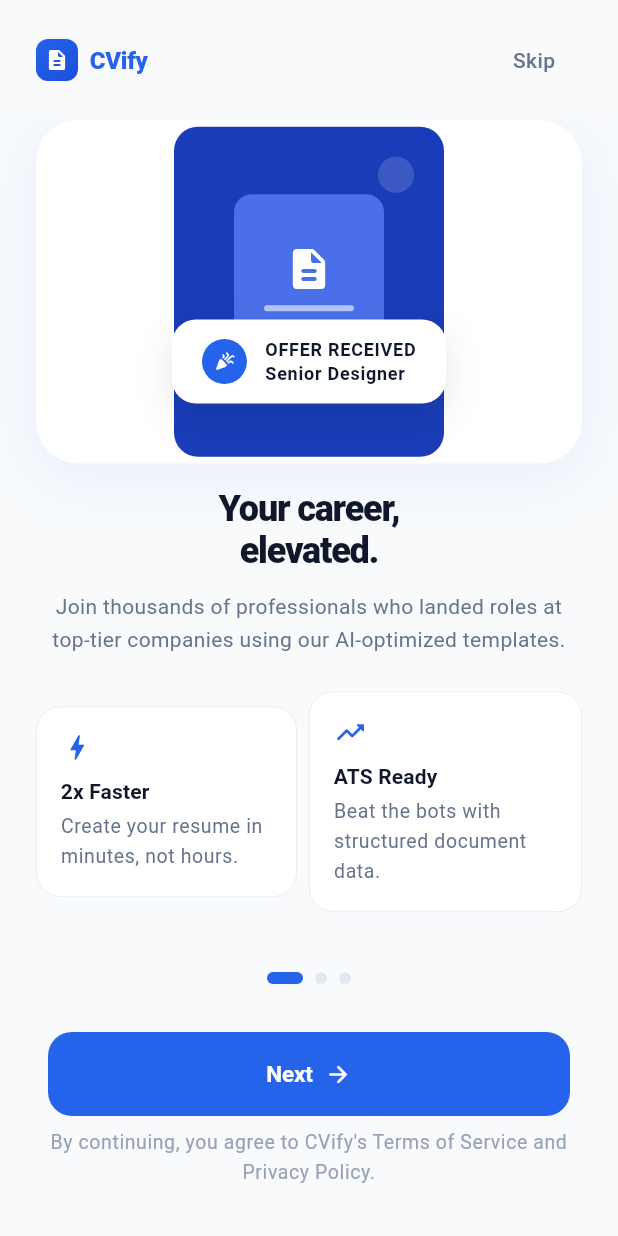
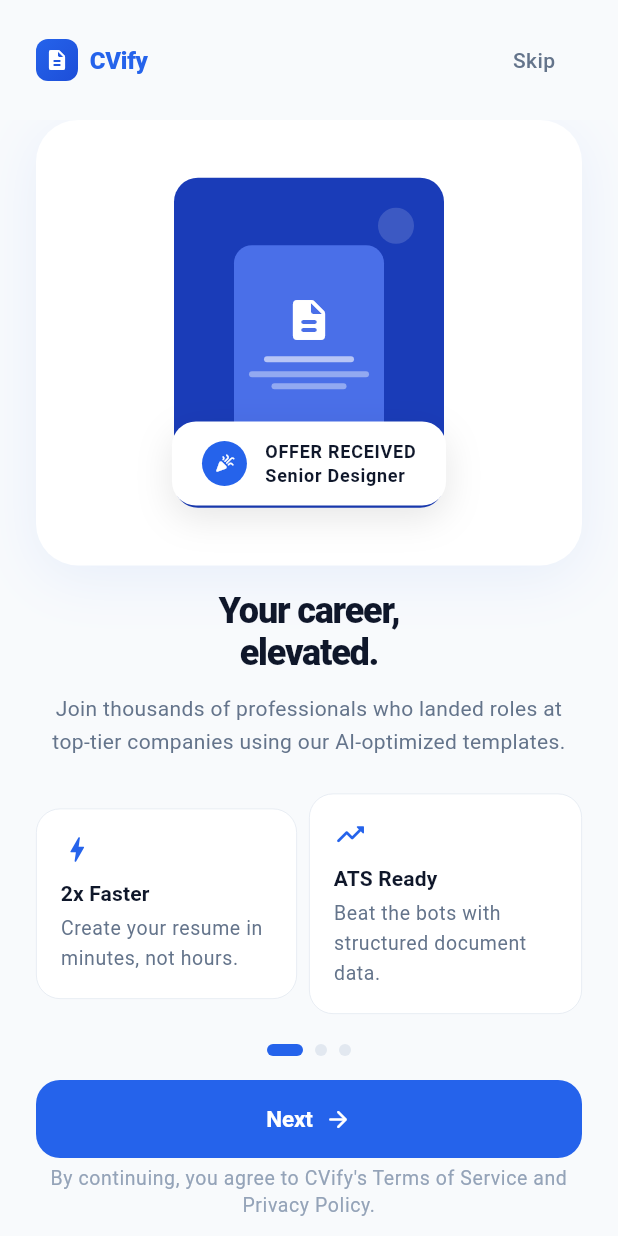
Before and after one commit to chooomaad/CVify, a Flutter app: the screen it shows after launch, on a phone screen of 412 x 824 dp. Run offline on Flutter 3.47's test engine with Material 3 defaults, Android fonts, the phone set to English and light mode, and no system bars; drawn by our look-alikes of smooth_page_indicator; our stand-ins replace flutter_animate, flutter_riverpod, go_router, image_picker, pdf, shared_preferences and 1 more; accounts and stored records are empty.

Commit message:
fix: zone mismatch + onboarding overflow on web
- main.dart: move WidgetsFlutterBinding.ensureInitialized() inside
  runZonedGuarded so runApp() is called in the same zone as the binding
  init (fixes "Zone mismatch" Flutter assertion on web)
- onboarding_screen.dart: replace fixed EdgeInsets.all(32)/SizedBox(32)
  with adaptive padding (fromLTRB 24/12) and mainAxisSize.min to prevent
  RenderFlex overflow on small/web viewports

Co-Authored-By: Claude Sonnet 4.6 <noreply@anthropic.com>

```diff
--- a/lib/features/onboarding/onboarding_screen.dart
+++ b/lib/features/onboarding/onboarding_screen.dart
@@ -156,9 +156,12 @@ class _OnboardingScreenState extends ConsumerState<OnboardingScreen> {
               ),
             ),
 
-            Padding(
-              padding: const EdgeInsets.all(32),
+            SafeArea(
+              top: false,
+              child: Padding(
+                padding: const EdgeInsets.fromLTRB(24, 12, 24, 12),
                 child: Column(
+                  mainAxisSize: MainAxisSize.min,
                   children: [
                     SmoothPageIndicator(
                       controller: _controller,
@@ -171,10 +174,10 @@ class _OnboardingScreenState extends ConsumerState<OnboardingScreen> {
                         expansionFactor: 3,
                       ),
                     ),
-                  const SizedBox(height: 32),
+                    const SizedBox(height: 16),
                     SizedBox(
                       width: double.infinity,
-                    height: 56,
+                      height: 52,
                       child: ElevatedButton(
                         onPressed: _next,
                         style: ElevatedButton.styleFrom(
@@ -192,9 +195,8 @@ class _OnboardingScreenState extends ConsumerState<OnboardingScreen> {
                               _currentPage == _pages.length - 1
                                   ? 'Get Started'
                                   : 'Next',
-                            style: Theme.of(
-                              context,
-                            ).textTheme.titleMedium?.copyWith(
+                              style: Theme.of(context).textTheme.titleMedium
+                                  ?.copyWith(
                                     color: Colors.white,
                                     fontWeight: FontWeight.w600,
                                   ),
@@ -205,33 +207,31 @@ class _OnboardingScreenState extends ConsumerState<OnboardingScreen> {
                         ),
                       ),
                     ),
-
                     if (_currentPage == _pages.length - 1) ...[
-                    const SizedBox(height: 16),
+                      const SizedBox(height: 8),
                       TextButton(
                         onPressed: _finish,
                         child: Text(
                           'SKIP FOR NOW',
-                        style: Theme.of(
-                          context,
-                        ).textTheme.labelMedium?.copyWith(
+                          style: Theme.of(context).textTheme.labelMedium
+                              ?.copyWith(
                                 color: AppColors.textSecondary,
                                 letterSpacing: 1.2,
                               ),
                         ),
                       ),
                     ],
-
-                  const SizedBox(height: 8),
+                    const SizedBox(height: 4),
                     Text(
-                    "By continuing, you agree to CVify's Terms of Service and\nPrivacy Policy.",
+                      "By continuing, you agree to CVify's Terms of Service and Privacy Policy.",
                       textAlign: TextAlign.center,
                       style: Theme.of(context).textTheme.bodySmall?.copyWith(
                         color: AppColors.textHint,
-                      height: 1.5,
+                        height: 1.4,
                       ),
                     ),
                   ],
+                ),
               ),
             ),
           ],
--- a/lib/main.dart
+++ b/lib/main.dart
@@ -8,23 +8,8 @@ import 'app/app.dart';
 import 'core/config/supabase_config.dart';
 import 'core/utils/app_logger.dart';
 
-void main() async {
-  WidgetsFlutterBinding.ensureInitialized();
-  AppLogger.startup('main() — Démarrage CVify avec Supabase.');
-
-  // Initialisation Supabase avant tout le reste
-  try {
-    await Supabase.initialize(
-      url: SupabaseConfig.url,
-      anonKey: SupabaseConfig.anonKey,
-      debug: false,
-    );
-    AppLogger.startup('Supabase initialisé avec succès.');
-  } catch (e, st) {
-    AppLogger.error('Échec initialisation Supabase', e, st);
-    // L'app continue en mode dégradé si Supabase échoue
-  }
-
+void main() {
+  // Les handlers d'erreur doivent être définis avant runZonedGuarded
   FlutterError.onError = (FlutterErrorDetails details) {
     FlutterError.presentError(details);
     AppLogger.error(
@@ -39,8 +24,23 @@ void main() async {
     return true;
   };
 
+  // ensureInitialized ET runApp doivent être dans la MÊME zone
   runZonedGuarded(
     () async {
+      WidgetsFlutterBinding.ensureInitialized();
+      AppLogger.startup('main() — Démarrage CVify avec Supabase.');
+
+      try {
+        await Supabase.initialize(
+          url: SupabaseConfig.url,
+          anonKey: SupabaseConfig.anonKey,
+          debug: false,
+        );
+        AppLogger.startup('Supabase initialisé avec succès.');
+      } catch (e, st) {
+        AppLogger.error('Échec initialisation Supabase', e, st);
+      }
+
       runApp(const MyApp());
     },
     (error, stack) {
```
Lines whose indentation alone changed are shown as unchanged.
